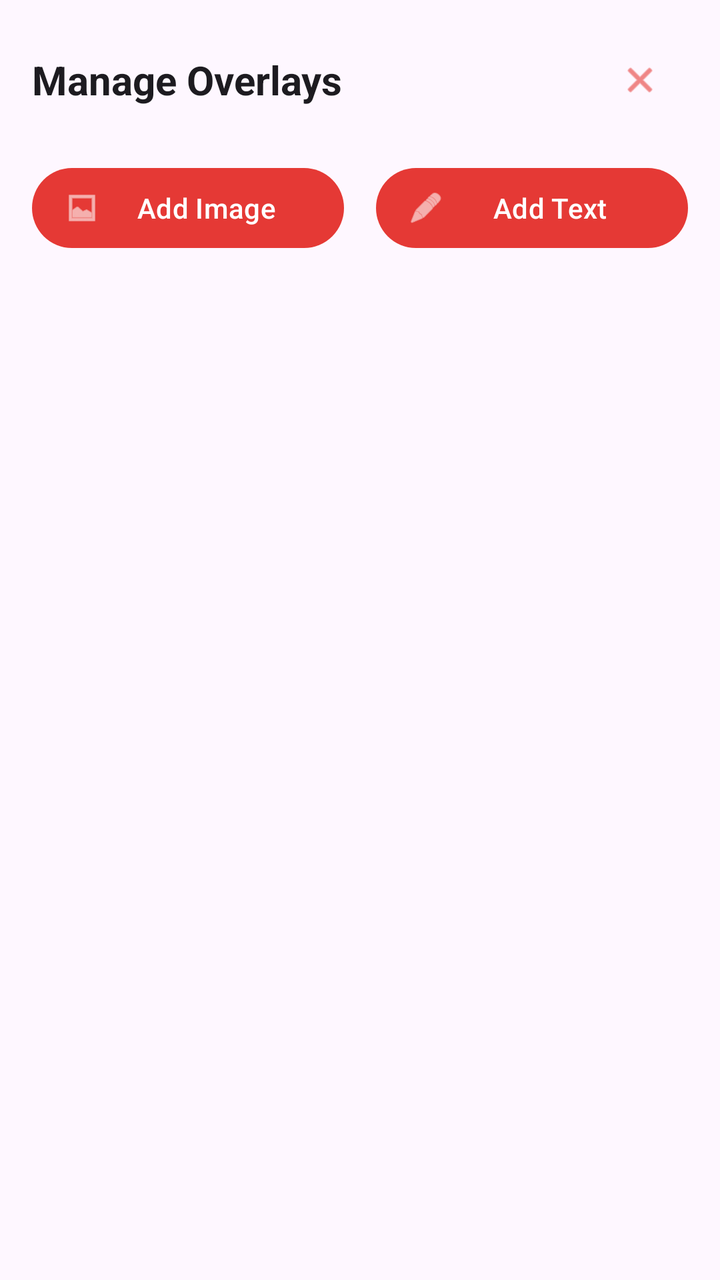
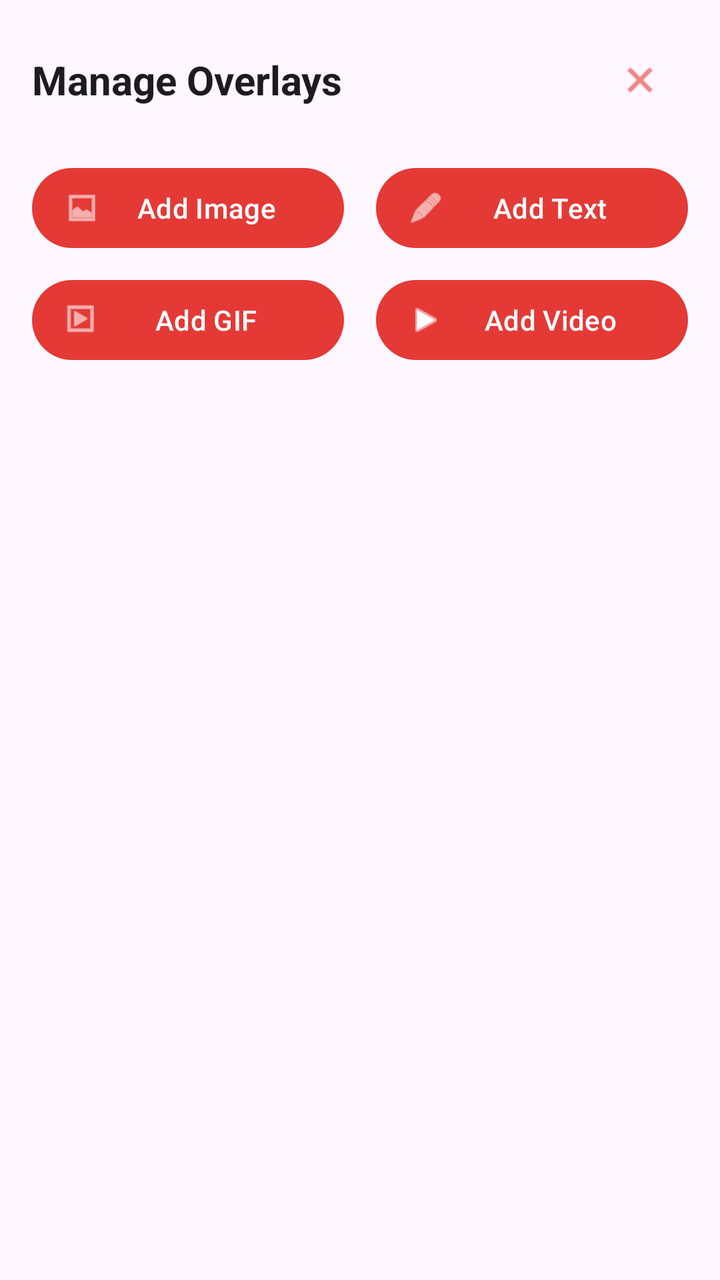

Compare the two renders of this Android layout. The source of the first and the diff that turns it into the second are given below.
<!-- AndroidManifest.xml: application theme Theme.StreamForge -->
<!-- res/layout/bottom_sheet_overlay_manager.xml -->
<?xml version="1.0" encoding="utf-8"?>
<LinearLayout xmlns:android="http://schemas.android.com/apk/res/android"
    xmlns:app="http://schemas.android.com/apk/res-auto"
    android:layout_width="match_parent"
    android:layout_height="wrap_content"
    android:orientation="vertical"
    android:padding="16dp"
    android:background="?attr/colorSurface">

    
    <LinearLayout
        android:layout_width="match_parent"
        android:layout_height="wrap_content"
        android:orientation="horizontal"
        android:gravity="center_vertical"
        android:paddingBottom="16dp">

        <TextView
            android:layout_width="0dp"
            android:layout_height="wrap_content"
            android:layout_weight="1"
            android:text="@string/manage_overlays"
            android:textSize="20sp"
            android:textStyle="bold"
            android:textColor="?android:textColorPrimary" />

        <com.google.android.material.button.MaterialButton
            android:id="@+id/btnClose"
            style="@style/Widget.Material3.Button.IconButton"
            android:layout_width="48dp"
            android:layout_height="48dp"
            android:contentDescription="@string/close"
            app:icon="@android:drawable/ic_menu_close_clear_cancel" />
    </LinearLayout>

    
    <LinearLayout
        android:layout_width="match_parent"
        android:layout_height="wrap_content"
        android:orientation="horizontal"
        android:gravity="center"
        android:paddingBottom="16dp">

        <com.google.android.material.button.MaterialButton
            android:id="@+id/btnAddImage"
            style="@style/Widget.Material3.Button.Icon"
            android:layout_width="0dp"
            android:layout_height="wrap_content"
            android:layout_weight="1"
            android:layout_marginEnd="8dp"
            android:text="@string/add_image"
            app:icon="@android:drawable/ic_menu_gallery" />

        <com.google.android.material.button.MaterialButton
            android:id="@+id/btnAddText"
            style="@style/Widget.Material3.Button.Icon"
            android:layout_width="0dp"
            android:layout_height="wrap_content"
            android:layout_weight="1"
            android:layout_marginStart="8dp"
            android:text="@string/add_text"
            app:icon="@android:drawable/ic_menu_edit" />
    </LinearLayout>

    
    <androidx.recyclerview.widget.RecyclerView
        android:id="@+id/rvOverlays"
        android:layout_width="match_parent"
        android:layout_height="300dp"
        android:clipToPadding="false"
        app:layoutManager="androidx.recyclerview.widget.LinearLayoutManager" />

    
    <TextView
        android:id="@+id/tvEmptyState"
        android:layout_width="match_parent"
        android:layout_height="300dp"
        android:gravity="center"
        android:text="@string/no_overlays"
        android:textSize="16sp"
        android:textColor="?android:textColorSecondary"
        android:visibility="gone" />
</LinearLayout>
<!-- resources referenced by this layout -->
<resources>
  <string name="add_image">Add Image</string>
  <string name="add_text">Add Text</string>
  <string name="close">Close</string>
  <string name="manage_overlays">Manage Overlays</string>
  <string name="no_overlays">No overlays yet.\nTap Add Image or Add Text to get started.</string>
  <style name="Theme.StreamForge" parent="Theme.Material3.DayNight.NoActionBar">
          <item name="colorPrimary">@color/brand_primary</item>
          <item name="colorPrimaryVariant">@color/brand_primary_dark</item>
          <item name="colorSecondary">@color/brand_secondary</item>
          <item name="android:windowLightStatusBar" tools:targetApi="m">false</item>
          <item name="android:statusBarColor">@color/surface_dark</item>
      </style>
  <color name="brand_primary">#E53935</color>
  <color name="brand_primary_dark">#B71C1C</color>
  <color name="brand_secondary">#FF7043</color>
  <color name="surface_dark">#121212</color>
</resources>

<!-- the commit's change to res/layout/bottom_sheet_overlay_manager.xml (unified diff, before → after) -->
@@ -3,16 +3,16 @@
     xmlns:app="http://schemas.android.com/apk/res-auto"
     android:layout_width="match_parent"
     android:layout_height="wrap_content"
+    android:background="?attr/colorSurface"
     android:orientation="vertical"
-    android:padding="16dp"
-    android:background="?attr/colorSurface">
+    android:padding="16dp">
 
     
     <LinearLayout
         android:layout_width="match_parent"
         android:layout_height="wrap_content"
+        android:gravity="center_vertical"
         android:orientation="horizontal"
-        android:gravity="center_vertical"
         android:paddingBottom="16dp">
 
         <TextView
@@ -20,9 +20,9 @@
             android:layout_height="wrap_content"
             android:layout_weight="1"
             android:text="@string/manage_overlays"
+            android:textColor="?android:textColorPrimary"
             android:textSize="20sp"
-            android:textStyle="bold"
-            android:textColor="?android:textColorPrimary" />
+            android:textStyle="bold" />
 
         <com.google.android.material.button.MaterialButton
             android:id="@+id/btnClose"
@@ -37,17 +37,17 @@
     <LinearLayout
         android:layout_width="match_parent"
         android:layout_height="wrap_content"
+        android:gravity="center"
         android:orientation="horizontal"
-        android:gravity="center"
-        android:paddingBottom="16dp">
+        android:paddingBottom="8dp">
 
         <com.google.android.material.button.MaterialButton
             android:id="@+id/btnAddImage"
             style="@style/Widget.Material3.Button.Icon"
             android:layout_width="0dp"
             android:layout_height="wrap_content"
+            android:layout_marginEnd="8dp"
             android:layout_weight="1"
-            android:layout_marginEnd="8dp"
             android:text="@string/add_image"
             app:icon="@android:drawable/ic_menu_gallery" />
 
@@ -56,10 +56,39 @@
             style="@style/Widget.Material3.Button.Icon"
             android:layout_width="0dp"
             android:layout_height="wrap_content"
+            android:layout_marginStart="8dp"
             android:layout_weight="1"
-            android:layout_marginStart="8dp"
             android:text="@string/add_text"
             app:icon="@android:drawable/ic_menu_edit" />
+    </LinearLayout>
+
+    
+    <LinearLayout
+        android:layout_width="match_parent"
+        android:layout_height="wrap_content"
+        android:gravity="center"
+        android:orientation="horizontal"
+        android:paddingBottom="16dp">
+
+        <com.google.android.material.button.MaterialButton
+            android:id="@+id/btnAddGif"
+            style="@style/Widget.Material3.Button.Icon"
+            android:layout_width="0dp"
+            android:layout_height="wrap_content"
+            android:layout_marginEnd="8dp"
+            android:layout_weight="1"
+            android:text="@string/add_gif"
+            app:icon="@android:drawable/ic_menu_slideshow" />
+
+        <com.google.android.material.button.MaterialButton
+            android:id="@+id/btnAddVideo"
+            style="@style/Widget.Material3.Button.Icon"
+            android:layout_width="0dp"
+            android:layout_height="wrap_content"
+            android:layout_marginStart="8dp"
+            android:layout_weight="1"
+            android:text="@string/add_video"
+            app:icon="@android:drawable/ic_media_play" />
     </LinearLayout>
 
     
@@ -77,7 +106,7 @@
         android:layout_height="300dp"
         android:gravity="center"
         android:text="@string/no_overlays"
+        android:textColor="?android:textColorSecondary"
         android:textSize="16sp"
-        android:textColor="?android:textColorSecondary"
         android:visibility="gone" />
 </LinearLayout>
<!-- resource entries referenced after the edit -->
@@ -1,10 +1,12 @@
 <!-- resources referenced by this layout -->
 <resources>
+  <string name="add_gif">Add GIF</string>
   <string name="add_image">Add Image</string>
   <string name="add_text">Add Text</string>
+  <string name="add_video">Add Video</string>
   <string name="close">Close</string>
   <string name="manage_overlays">Manage Overlays</string>
-  <string name="no_overlays">No overlays yet.\nTap Add Image or Add Text to get started.</string>
+  <string name="no_overlays">No overlays yet.\nTap a button above to add one.</string>
   <style name="Theme.StreamForge" parent="Theme.Material3.DayNight.NoActionBar">
           <item name="colorPrimary">@color/brand_primary</item>
           <item name="colorPrimaryVariant">@color/brand_primary_dark</item>
